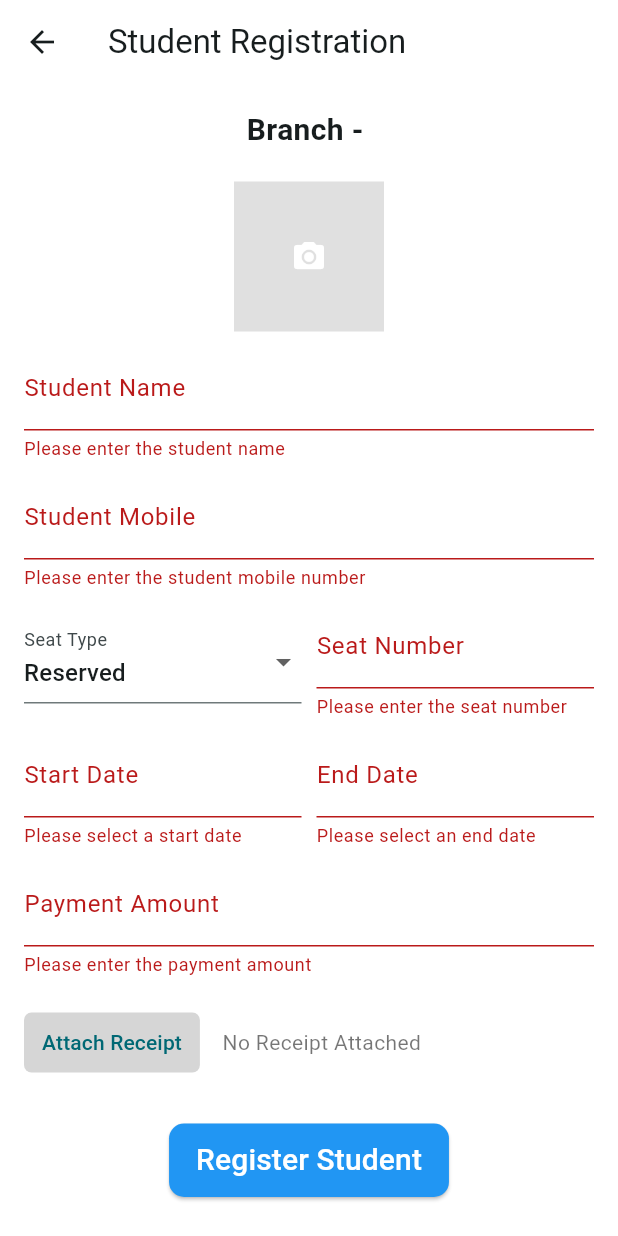
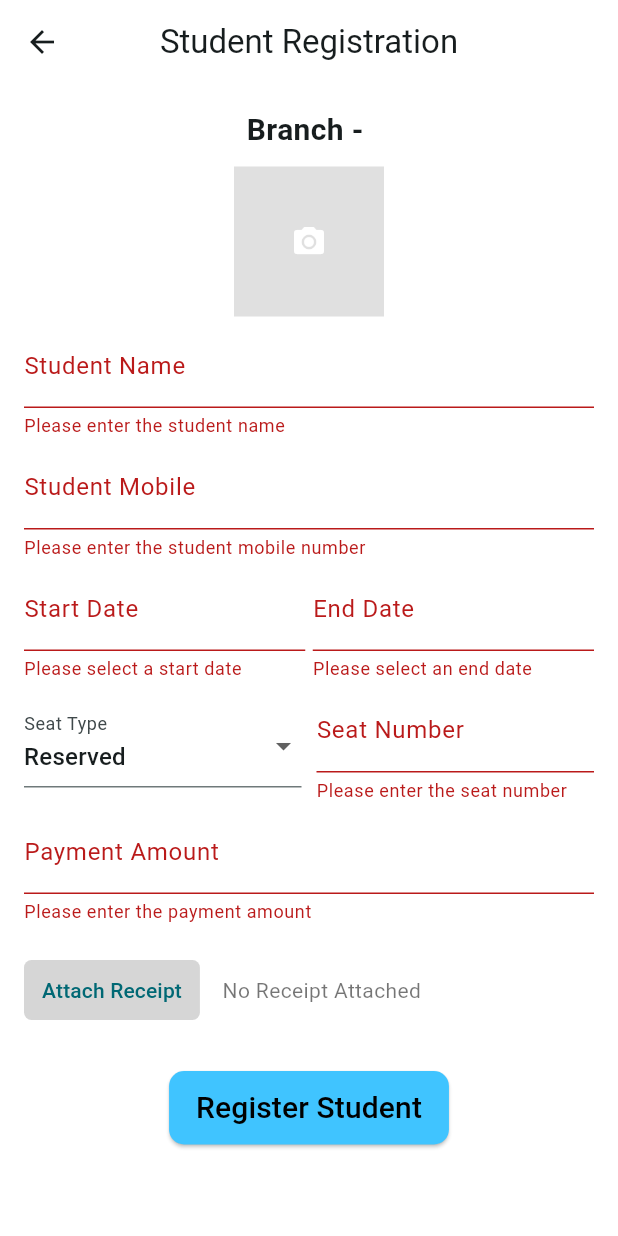
Before and after one commit to Abhijit8796/library_management, a Flutter app: the FormPage screen opened directly with empty values, after a tap on "Register Student", on a phone screen of 412 x 824 dp. Run offline on Flutter 3.47's test engine with Material 3 defaults, Android fonts, the phone set to English and light mode, and no system bars; our stand-ins replace flutter_dotenv, image_picker, supabase_flutter; accounts and stored records are empty.

```diff
--- a/lib/form_page.dart
+++ b/lib/form_page.dart
@@ -1,15 +1,21 @@
 import 'dart:io';
 
 import 'package:flutter/material.dart';
+import 'package:flutter_dotenv/flutter_dotenv.dart';
 import 'package:image_picker/image_picker.dart';
 import 'package:supabase_flutter/supabase_flutter.dart';
 
 class FormPage extends StatefulWidget {
-  final String branchName;
-  final int branchId;
+  final Map<String, dynamic>? branchDetails;
+  final List<Map<String, dynamic>> students;
+  final Map<String, dynamic>? initialValues;
 
-  const FormPage({Key? key, required this.branchName, required this.branchId})
-    : super(key: key);
+  const FormPage({
+    super.key,
+    required this.branchDetails,
+    required this.students,
+    this.initialValues,
+  });
 
   @override
   _FormPageState createState() => _FormPageState();
@@ -26,6 +32,24 @@ class _FormPageState extends State<FormPage> {
   DateTime? _endDate;
   File? _image;
   File? _receiptImage;
+
+  @override
+  void initState() {
+    super.initState();
+    if (widget.initialValues != null) {
+      _name = widget.initialValues!['name'];
+      _mobile = widget.initialValues!['mobile'];
+      _seatType = widget.initialValues!['seatType'] ?? 'reserved';
+      _seatNumber = widget.initialValues!['seatNumber'];
+      _paymentAmount = widget.initialValues!['paymentAmount'];
+      _startDate = widget.initialValues!['startDate'] != null
+          ? DateTime.parse(widget.initialValues!['startDate'])
+          : null;
+      _endDate = widget.initialValues!['endDate'] != null
+          ? DateTime.parse(widget.initialValues!['endDate'])
+          : null;
+    }
+  }
 
   Future<void> _pickImage(ImageSource source, bool isReceipt) async {
     final ImagePicker _picker = ImagePicker();
@@ -51,16 +75,59 @@ class _FormPageState extends State<FormPage> {
     return signedUrlResponse;
   }
 
+  bool isUnreservedOverbooked(DateTime startDate, DateTime endDate) {
+    List<Map<String, dynamic>> unreservedStudents =
+        widget.students
+            .where(
+              (student) =>
+                  student['seatType'] == 'unreserved' &&
+                  (DateTime.parse(
+                        startDate.toIso8601String(),
+                      ).isBefore(DateTime.parse(student['endDate'])) &&
+                      DateTime.parse(
+                        endDate.toIso8601String(),
+                      ).isAfter(DateTime.parse(student['startDate']))),
+            )
+            .toList();
+
+    return (unreservedStudents.length /
+            widget.branchDetails!['unreservedSeats']) >=
+        (1 + (int.tryParse(dotenv.env['UNRESERVED_EXTRA_CAPACITY']!)! / 100));
+  }
+
+  bool isReservedSeatBooked(
+    DateTime startDate,
+    DateTime endDate,
+    int seatNumber,
+  ) {
+    return false;
+  }
+
   Future<void> _submitForm() async {
     if (_formKey.currentState!.validate()) {
       String? imageUrl;
       String? receiptUrl;
 
+      if (_seatType == 'reserved' &&
+          isReservedSeatBooked(_startDate!, _endDate!, _seatNumber!)) {
+        ScaffoldMessenger.of(context).showSnackBar(
+          SnackBar(content: Text('This seat is already reserved, cant book!')),
+        );
+        return;
+      } else if (_seatType == 'unreserved' &&
+          isUnreservedOverbooked(_startDate!, _endDate!)) {
+        ScaffoldMessenger.of(context).showSnackBar(
+          SnackBar(
+            content: Text('Unreserved seats are overbooked, cant book more!'),
+          ),
+        );
+        return;
+      } else {
         if (_image != null) {
           imageUrl = await _uploadImage(
             _image!,
             'student-images',
-          '${widget.branchId}_${_name?.replaceAll(' ', '').toLowerCase()}_${DateTime.now().millisecondsSinceEpoch}.jpg',
+            '${widget.branchDetails!['id']}_${_name?.replaceAll(' ', '').toLowerCase()}_${DateTime.now().millisecondsSinceEpoch}.jpg',
           );
         }
 
@@ -68,12 +135,12 @@ class _FormPageState extends State<FormPage> {
           receiptUrl = await _uploadImage(
             _receiptImage!,
             'receipt-images',
-          '${widget.branchId}_${_name?.replaceAll(' ', '').toLowerCase()}_receipt_${DateTime.now().millisecondsSinceEpoch}.jpg',
+            '${widget.branchDetails!['id']}_${_name?.replaceAll(' ', '').toLowerCase()}_receipt_${DateTime.now().millisecondsSinceEpoch}.jpg',
           );
         }
 
         var record = {
-        'branchId': widget.branchId,
+          'branchId': widget.branchDetails!['id'],
           'name': _name,
           'mobile': _mobile,
           'startDate': _startDate?.toIso8601String(),
@@ -91,6 +158,7 @@ class _FormPageState extends State<FormPage> {
           context,
         ).showSnackBar(SnackBar(content: Text('Registration successful!')));
         Navigator.pop(context, true);
+      }
     }
   }
 
@@ -129,6 +197,7 @@ class _FormPageState extends State<FormPage> {
       backgroundColor: Colors.white,
       appBar: AppBar(
         title: Text('Student Registration'),
+        centerTitle: true,
         backgroundColor: Colors.white,
       ),
       resizeToAvoidBottomInset: true,
@@ -139,10 +208,10 @@ class _FormPageState extends State<FormPage> {
           child: Column(
             children: [
               Text(
-                'Branch - ${widget.branchName}',
+                'Branch - ${widget.branchDetails!['name']}',
                 style: TextStyle(fontSize: 20, fontWeight: FontWeight.bold),
               ),
-              SizedBox(height: 20),
+              SizedBox(height: 10),
               GestureDetector(
                 onTap: () => _showImageSourceActionSheet(false),
                 child:
@@ -160,7 +229,7 @@ class _FormPageState extends State<FormPage> {
                           fit: BoxFit.cover,
                         ),
               ),
-              SizedBox(height: 10),
+              SizedBox(height: 5),
               TextFormField(
                 decoration: InputDecoration(labelText: 'Student Name'),
                 validator: (value) {
@@ -171,11 +240,11 @@ class _FormPageState extends State<FormPage> {
                 },
                 onChanged: (value) {
                   setState(() {
-                    _name = value!;
+                    _name = value;
                   });
                 },
               ),
-              SizedBox(height: 10),
+              SizedBox(height: 5),
               TextFormField(
                 decoration: InputDecoration(labelText: 'Student Mobile'),
                 keyboardType: TextInputType.number,
@@ -187,11 +256,83 @@ class _FormPageState extends State<FormPage> {
                 },
                 onChanged: (value) {
                   setState(() {
-                    _mobile = value!;
+                    _mobile = value;
                   });
                 },
               ),
-              SizedBox(height: 10),
+              SizedBox(height: 5),
+              Row(
+                children: [
+                  Expanded(
+                    child: TextFormField(
+                      decoration: InputDecoration(labelText: 'Start Date'),
+                      readOnly: true,
+                      onTap: () async {
+                        DateTime? pickedDate = await showDatePicker(
+                          context: context,
+                          initialDate: DateTime.now(),
+                          firstDate: DateTime(2000),
+                          lastDate: DateTime(2101),
+                        );
+                        if (pickedDate != null) {
+                          setState(() {
+                            _startDate = pickedDate;
+                          });
+                        }
+                      },
+                      controller: TextEditingController(
+                        text:
+                            _startDate != null
+                                ? _startDate!.toLocal().toString().split(' ')[0]
+                                : '',
+                      ),
+                      validator: (value) {
+                        if (_startDate == null) {
+                          return 'Please select a start date';
+                        }
+                        return null;
+                      },
+                    ),
+                  ),
+                  SizedBox(width: 5),
+                  Expanded(
+                    child: TextFormField(
+                      decoration: InputDecoration(labelText: 'End Date'),
+                      readOnly: true,
+                      onTap: () async {
+                        DateTime? pickedDate = await showDatePicker(
+                          context: context,
+                          initialDate: DateTime.now(),
+                          firstDate: DateTime(2000),
+                          lastDate: DateTime(2101),
+                        );
+                        if (pickedDate != null) {
+                          setState(() {
+                            _endDate = pickedDate;
+                          });
+                        }
+                      },
+                      controller: TextEditingController(
+                        text:
+                            _endDate != null
+                                ? _endDate!.toLocal().toString().split(' ')[0]
+                                : '',
+                      ),
+                      validator: (value) {
+                        if (_endDate == null) {
+                          return 'Please select an end date';
+                        }
+                        if (_startDate != null &&
+                            _endDate!.isBefore(_startDate!)) {
+                          return 'End date cannot be before start date';
+                        }
+                        return null;
+                      },
+                    ),
+                  ),
+                ],
+              ),
+              SizedBox(height: 5),
               Row(
                 children: [
                   Expanded(
@@ -236,79 +377,7 @@ class _FormPageState extends State<FormPage> {
                     ),
                 ],
               ),
-              SizedBox(height: 10),
-              Row(
-                children: [
-                  Expanded(
-                    child: TextFormField(
-                      decoration: InputDecoration(labelText: 'Start Date'),
-                      readOnly: true,
-                      onTap: () async {
-                        DateTime? pickedDate = await showDatePicker(
-                          context: context,
-                          initialDate: DateTime.now(),
-                          firstDate: DateTime(2000),
-                          lastDate: DateTime(2101),
-                        );
-                        if (pickedDate != null) {
-                          setState(() {
-                            _startDate = pickedDate;
-                          });
-                        }
-                      },
-                      controller: TextEditingController(
-                        text:
-                            _startDate != null
-                                ? _startDate!.toLocal().toString().split(' ')[0]
-                                : '',
-                      ),
-                      validator: (value) {
-                        if (_startDate == null) {
-                          return 'Please select a start date';
-                        }
-                        return null;
-                      },
-                    ),
-                  ),
-                  SizedBox(width: 10),
-                  Expanded(
-                    child: TextFormField(
-                      decoration: InputDecoration(labelText: 'End Date'),
-                      readOnly: true,
-                      onTap: () async {
-                        DateTime? pickedDate = await showDatePicker(
-                          context: context,
-                          initialDate: DateTime.now(),
-                          firstDate: DateTime(2000),
-                          lastDate: DateTime(2101),
-                        );
-                        if (pickedDate != null) {
-                          setState(() {
-                            _endDate = pickedDate;
-                          });
-                        }
-                      },
-                      controller: TextEditingController(
-                        text:
-                            _endDate != null
-                                ? _endDate!.toLocal().toString().split(' ')[0]
-                                : '',
-                      ),
-                      validator: (value) {
-                        if (_endDate == null) {
-                          return 'Please select an end date';
-                        }
-                        if (_startDate != null &&
-                            _endDate!.isBefore(_startDate!)) {
-                          return 'End date cannot be before start date';
-                        }
-                        return null;
-                      },
-                    ),
-                  ),
-                ],
-              ),
-              SizedBox(height: 10),
+              SizedBox(height: 5),
               TextFormField(
                 decoration: InputDecoration(labelText: 'Payment Amount'),
                 keyboardType: TextInputType.number,
@@ -354,14 +423,14 @@ class _FormPageState extends State<FormPage> {
                 onPressed: _submitForm,
                 style: ElevatedButton.styleFrom(
                   padding: EdgeInsets.symmetric(horizontal: 18, vertical: 10),
-                  backgroundColor: Colors.blue,
+                  backgroundColor: Colors.lightBlueAccent,
                   shape: RoundedRectangleBorder(
                     borderRadius: BorderRadius.circular(10),
                   ),
                 ),
                 child: Text(
                   'Register Student',
-                  style: TextStyle(color: Colors.white, fontSize: 20),
+                  style: TextStyle(color: Colors.black, fontSize: 20),
                 ),
               ),
             ],
--- a/lib/supabase_service.dart
+++ b/lib/supabase_service.dart
@@ -26,10 +26,12 @@ class SupabaseService {
   }
 
   Future<List<Map<String, dynamic>>> getStudentsByBranchId(int branchId) async {
+    final today = DateTime.now().toIso8601String();
     final response = await _client
         .from('students')
         .select()
-        .eq('branchId', branchId);
+        .eq('branchId', branchId)
+        .gte('endDate', today);
     return List<Map<String, dynamic>>.from(response);
   }
 }
```
Also changed, not shown: lib/helper_util.dart (added, +16 -0 lines), lib/main.dart (+4 -6 lines), lib/seats_page.dart (+20 -10 lines), lib/student_details_page.dart (added, +141 -0 lines), lib/students_page.dart (+17 -10 lines), firebase.json (deleted), 4 other files. Lines whose indentation alone changed are shown as unchanged.
